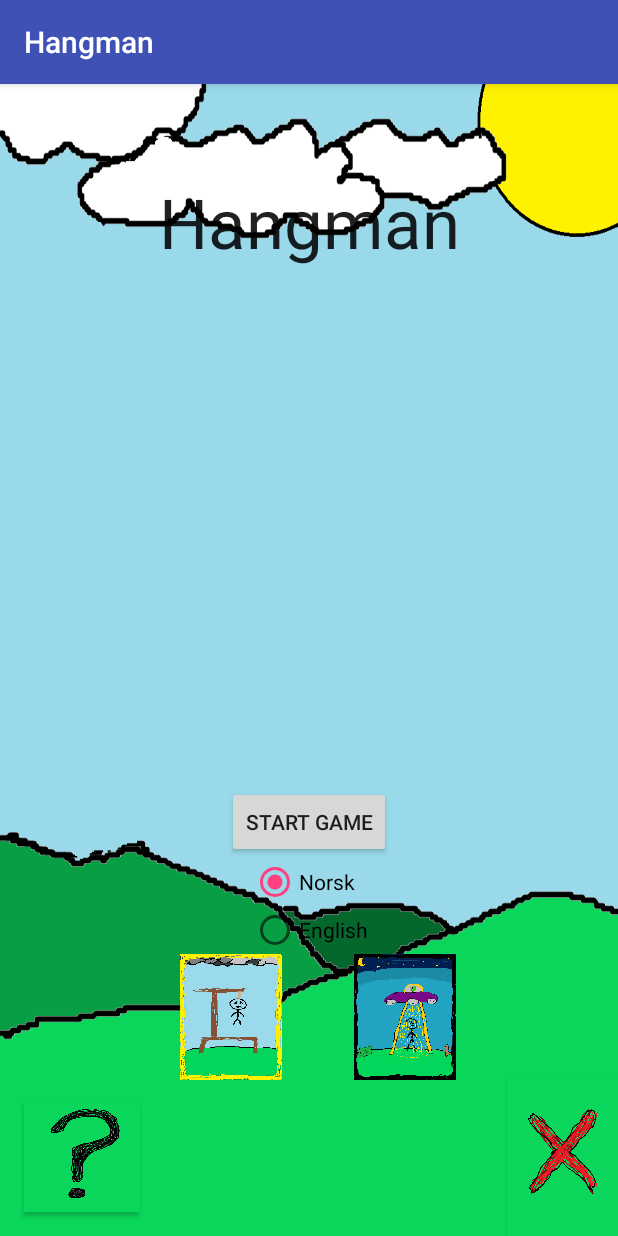
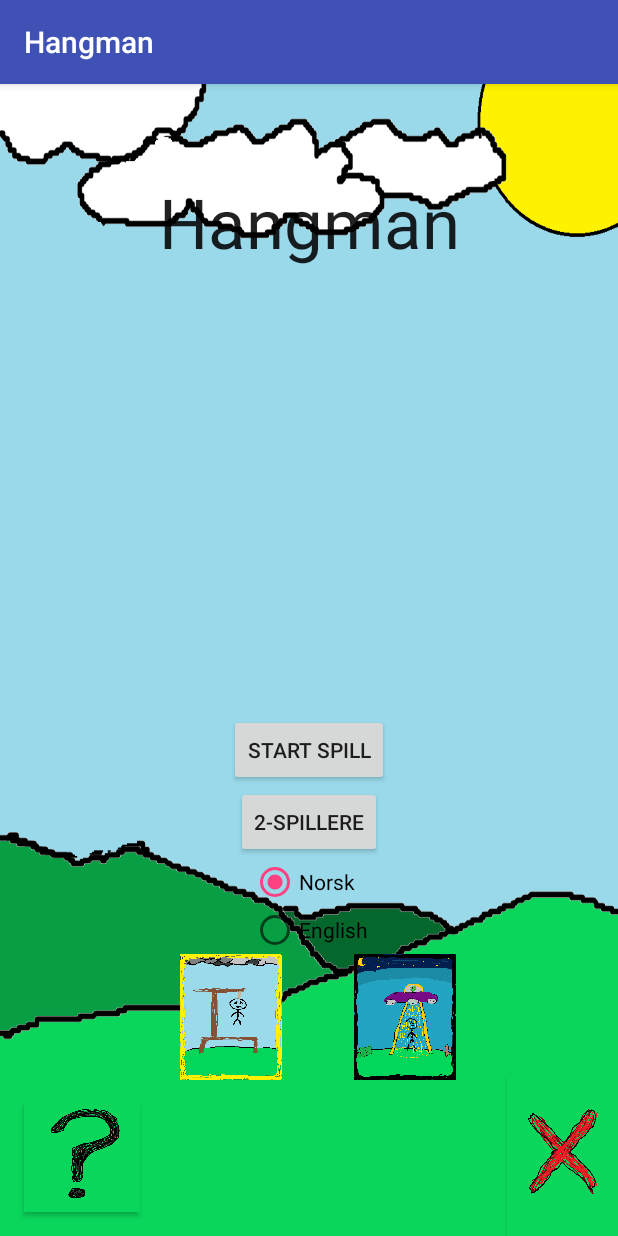
Before and after one commit to Brogzybro/Hangman-android-app, an Android app: the screen it shows after launch (MainActivity), on a phone screen of 412 x 824 dp. Run offline under Robolectric (Android 15) with nearby library versions, the phone set to English and light mode, and no system bars.

Commit message:
2 player now available

```diff
--- a/app/src/main/AndroidManifest.xml
+++ b/app/src/main/AndroidManifest.xml
@@ -17,6 +17,7 @@
             </intent-filter>
         </activity>
         <activity android:name=".GameActivity"></activity>
+        <activity android:name=".SetWordActivity"></activity>
     </application>
 
 </manifest>
--- a/app/src/main/res/layout/activity_main.xml
+++ b/app/src/main/res/layout/activity_main.xml
@@ -24,16 +24,15 @@
         app:layout_constraintVertical_bias="1.0" />
 
     <Button
-        android:id="@+id/startGameButton"
+        android:id="@+id/twoPlayerBtn"
         android:layout_width="wrap_content"
         android:layout_height="48dp"
-        android:layout_marginTop="88dp"
-        android:onClick="onStartClickBtn"
-        android:text="@string/start_game"
+        android:onClick="onTwoPlayerBtnClick"
+        android:text="@string/twoPlayerStart_nor"
         app:layout_constraintEnd_toEndOf="parent"
         app:layout_constraintHorizontal_bias="0.501"
         app:layout_constraintStart_toStartOf="parent"
-        app:layout_constraintTop_toBottomOf="@+id/textView" />
+        app:layout_constraintTop_toBottomOf="@+id/startGameButton" />
 
     <RadioGroup
         android:id="@+id/radioGroup"
@@ -44,7 +43,7 @@
         app:layout_constraintEnd_toEndOf="parent"
         app:layout_constraintHorizontal_bias="0.5"
         app:layout_constraintStart_toStartOf="parent"
-        app:layout_constraintTop_toBottomOf="@+id/startGameButton">
+        app:layout_constraintTop_toBottomOf="@+id/twoPlayerBtn">
 
         <RadioButton
             android:id="@+id/radioNor"
@@ -52,6 +51,7 @@
             android:layout_height="wrap_content"
             android:layout_weight="1"
             android:checked="true"
+            android:onClick="onNorwegianClick"
             android:text="@string/norsk" />
 
         <RadioButton
@@ -60,6 +60,7 @@
             android:layout_height="wrap_content"
             android:layout_weight="1"
             android:checked="false"
+            android:onClick="onEnglishClick"
             android:text="@string/english" />
     </RadioGroup>
 
@@ -106,4 +107,16 @@
         app:layout_constraintEnd_toEndOf="parent"
         app:layout_constraintTop_toBottomOf="@+id/radioGroup" />
 
+    <Button
+        android:id="@+id/startGameButton"
+        android:layout_width="wrap_content"
+        android:layout_height="wrap_content"
+        android:layout_marginTop="40dp"
+        android:onClick="onStartClickBtn"
+        android:text="@string/start_game_nor"
+        app:layout_constraintEnd_toEndOf="parent"
+        app:layout_constraintHorizontal_bias="0.5"
+        app:layout_constraintStart_toStartOf="parent"
+        app:layout_constraintTop_toBottomOf="@+id/textView" />
+
 </android.support.constraint.ConstraintLayout>
--- a/app/src/main/res/values/strings.xml
+++ b/app/src/main/res/values/strings.xml
@@ -1,6 +1,12 @@
 <resources>
     <string name="app_name">Hangman</string>
-    <string name="start_game">Start Game</string>
+
+    <string name="start_game_eng">Start Game</string>
+    <string name="start_game_nor">Start Spill</string>
+
+    <string name="twoPlayerStart_nor">2-spillere</string>
+    <string name="twoPlayerStart_eng">2-players</string>
+
 
     <string name="norsk">Norsk</string>
     <string name="english">English</string>
@@ -26,6 +32,15 @@
 
     <string name="next_nor">Neste ord</string>
     <string name="next_eng">Next word</string>
+
+    <string name="setWordDesc_nor">Skriv inn ordet den andre spilleren skal gjette, klikk deretter OK knappen</string>
+    <string name="setWordDesc_eng">Write the word you want the other player to guess, continue by clicking the OK button</string>
+
+    <string name="setWordInputPreset_nor">Ditt ord</string>
+    <string name="setWordInputPreset_eng">Your word</string>
+
+    <string name="writeHere_nor">Skriv her: </string>
+    <string name="writeHere_eng">Write here: </string>
 
     <string-array name="help">
         <item>@string/help_nor</item>
```
Also changed, not shown: app/src/main/java/com/example/brage/hangman/GameActivity.java (+50 -17 lines), app/src/main/java/com/example/brage/hangman/MainActivity.java (+23 -2 lines), app/src/main/java/com/example/brage/hangman/SetWordActivity.java (added, +88 -0 lines), app/src/main/res/layout/set_word_activity.xml (added, +72 -0 lines).
